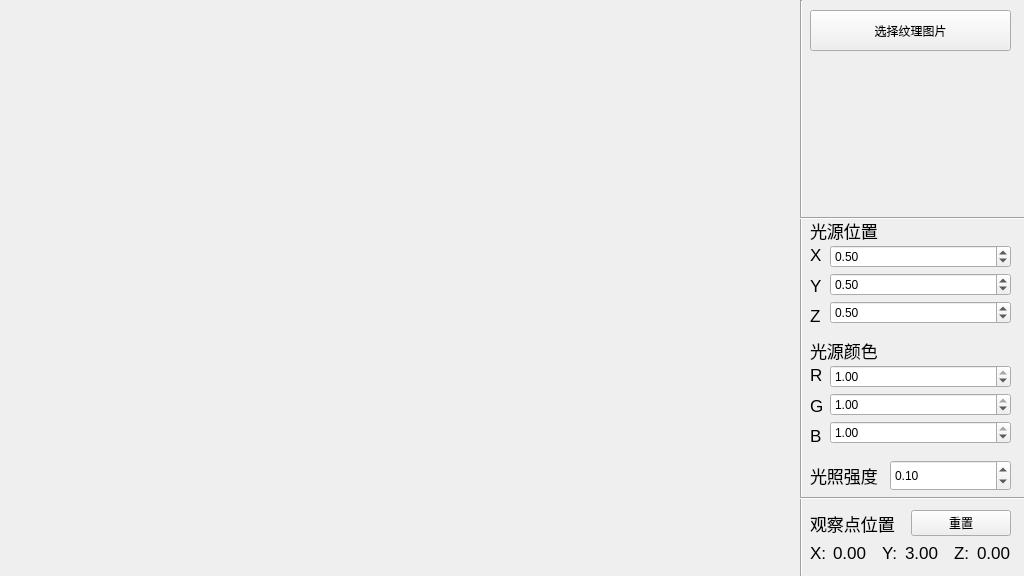
QianHou/Interactive-Rendering-Tool, file src/interactive_rendering_tool.ui: the form before one commit.
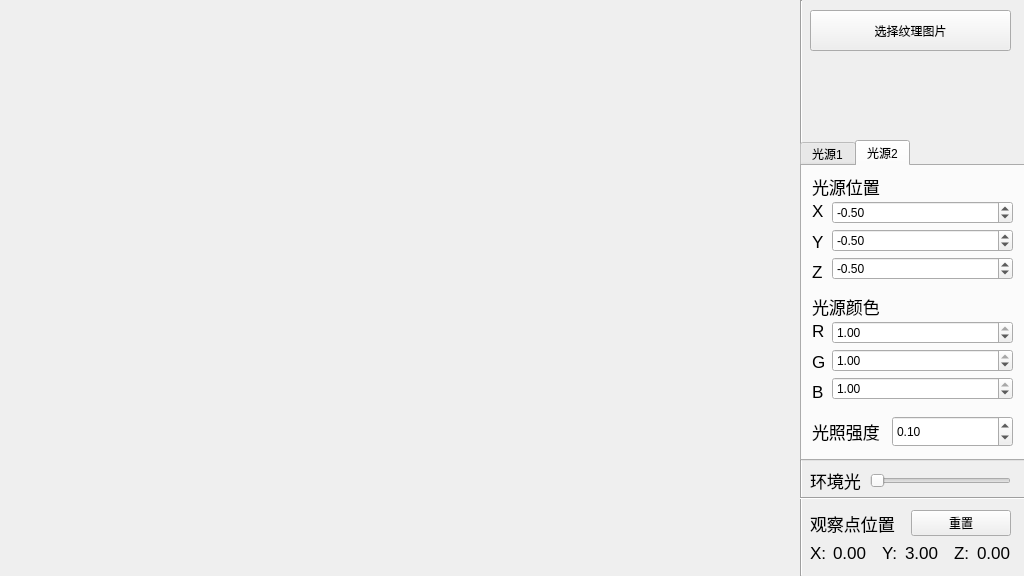
The form after the commit. The open tabs and pages were chosen to show the change.

Diff of the .ui file:
```diff
--- a/src/interactive_rendering_tool.ui
+++ b/src/interactive_rendering_tool.ui
@@ -180,21 +180,77 @@
     </item>
    </layout>
   </widget>
-  <widget class="QWidget" name="widget" native="true">
+  <widget class="Line" name="light_cam_line">
    <property name="geometry">
     <rect>
-     <x>590</x>
-     <y>210</y>
-     <width>212</width>
-     <height>65</height>
+     <x>800</x>
+     <y>490</y>
+     <width>231</width>
+     <height>16</height>
     </rect>
+   </property>
+   <property name="orientation">
+    <enum>Qt::Horizontal</enum>
+   </property>
+  </widget>
+  <widget class="QTabWidget" name="light_table">
+   <property name="geometry">
+    <rect>
+     <x>800</x>
+     <y>140</y>
+     <width>231</width>
+     <height>321</height>
+    </rect>
+   </property>
+   <property name="currentIndex">
+    <number>0</number>
+   </property>
+   <widget class="QWidget" name="light1_table">
+    <attribute name="title">
+     <string>光源1</string>
+    </attribute>
+    <widget class="QDoubleSpinBox" name="light1_itensity_setbox">
+     <property name="geometry">
+      <rect>
+       <x>90</x>
+       <y>250</y>
+       <width>121</width>
+       <height>31</height>
+      </rect>
+     </property>
+     <property name="maximum">
+      <double>1.000000000000000</double>
+     </property>
+     <property name="singleStep">
+      <double>0.100000000000000</double>
+     </property>
+     <property name="value">
+      <double>0.100000000000000</double>
+     </property>
+    </widget>
+    <widget class="QLabel" name="light1_itensity_name">
+     <property name="geometry">
+      <rect>
+       <x>10</x>
+       <y>250</y>
+       <width>71</width>
+       <height>31</height>
+      </rect>
+     </property>
+     <property name="font">
+      <font>
+       <pointsize>13</pointsize>
+      </font>
+     </property>
+     <property name="text">
+      <string>光照强度</string>
    </property>
   </widget>
   <widget class="QWidget" name="verticalLayoutWidget_2">
    <property name="geometry">
     <rect>
-     <x>830</x>
-     <y>360</y>
+       <x>30</x>
+       <y>150</y>
      <width>181</width>
      <height>91</height>
     </rect>
@@ -247,8 +303,8 @@
   <widget class="QWidget" name="verticalLayoutWidget_3">
    <property name="geometry">
     <rect>
-     <x>810</x>
-     <y>360</y>
+       <x>10</x>
+       <y>150</y>
      <width>21</width>
      <height>91</height>
     </rect>
@@ -304,71 +360,29 @@
     </item>
    </layout>
   </widget>
-  <widget class="QWidget" name="verticalLayoutWidget_4">
+    <widget class="QLabel" name="light1_color_title">
    <property name="geometry">
     <rect>
-     <x>810</x>
-     <y>240</y>
-     <width>21</width>
-     <height>91</height>
-    </rect>
-   </property>
-   <layout class="QVBoxLayout" name="lightpos_name_group">
-    <property name="spacing">
-     <number>0</number>
-    </property>
-    <item>
-     <widget class="QLabel" name="light_x_name">
+       <x>10</x>
+       <y>130</y>
+       <width>121</width>
+       <height>21</height>
+      </rect>
+     </property>
       <property name="font">
        <font>
         <pointsize>13</pointsize>
        </font>
       </property>
       <property name="text">
-       <string>X</string>
-      </property>
-      <property name="alignment">
-       <set>Qt::AlignLeading|Qt::AlignLeft|Qt::AlignVCenter</set>
-      </property>
-     </widget>
-    </item>
-    <item>
-     <widget class="QLabel" name="light_y_name">
-      <property name="font">
-       <font>
-        <pointsize>13</pointsize>
-       </font>
-      </property>
-      <property name="text">
-       <string>Y</string>
-      </property>
-      <property name="alignment">
-       <set>Qt::AlignLeading|Qt::AlignLeft|Qt::AlignVCenter</set>
-      </property>
-     </widget>
-    </item>
-    <item>
-     <widget class="QLabel" name="light_z_name">
-      <property name="font">
-       <font>
-        <pointsize>13</pointsize>
-       </font>
-      </property>
-      <property name="text">
-       <string>Z</string>
-      </property>
-      <property name="alignment">
-       <set>Qt::AlignLeading|Qt::AlignLeft|Qt::AlignVCenter</set>
-      </property>
-     </widget>
-    </item>
-   </layout>
+      <string>光源颜色</string>
+     </property>
   </widget>
   <widget class="QWidget" name="verticalLayoutWidget_5">
    <property name="geometry">
     <rect>
-     <x>830</x>
-     <y>240</y>
+       <x>30</x>
+       <y>30</y>
      <width>181</width>
      <height>91</height>
     </rect>
@@ -427,11 +441,167 @@
     </item>
    </layout>
   </widget>
-  <widget class="QLabel" name="light_itensity_name">
+    <widget class="QWidget" name="verticalLayoutWidget_4">
    <property name="geometry">
     <rect>
-     <x>810</x>
-     <y>460</y>
+       <x>10</x>
+       <y>30</y>
+       <width>21</width>
+       <height>91</height>
+      </rect>
+     </property>
+     <layout class="QVBoxLayout" name="light1_posname_group">
+      <property name="spacing">
+       <number>0</number>
+      </property>
+      <item>
+       <widget class="QLabel" name="light1_x_name">
+        <property name="font">
+         <font>
+          <pointsize>13</pointsize>
+         </font>
+        </property>
+        <property name="text">
+         <string>X</string>
+        </property>
+        <property name="alignment">
+         <set>Qt::AlignLeading|Qt::AlignLeft|Qt::AlignVCenter</set>
+        </property>
+       </widget>
+      </item>
+      <item>
+       <widget class="QLabel" name="light1_y_name">
+        <property name="font">
+         <font>
+          <pointsize>13</pointsize>
+         </font>
+        </property>
+        <property name="text">
+         <string>Y</string>
+        </property>
+        <property name="alignment">
+         <set>Qt::AlignLeading|Qt::AlignLeft|Qt::AlignVCenter</set>
+        </property>
+       </widget>
+      </item>
+      <item>
+       <widget class="QLabel" name="light1_z_name">
+        <property name="font">
+         <font>
+          <pointsize>13</pointsize>
+         </font>
+        </property>
+        <property name="text">
+         <string>Z</string>
+        </property>
+        <property name="alignment">
+         <set>Qt::AlignLeading|Qt::AlignLeft|Qt::AlignVCenter</set>
+        </property>
+       </widget>
+      </item>
+     </layout>
+    </widget>
+    <widget class="QLabel" name="light1_position_title">
+     <property name="geometry">
+      <rect>
+       <x>10</x>
+       <y>10</y>
+       <width>121</width>
+       <height>21</height>
+      </rect>
+     </property>
+     <property name="font">
+      <font>
+       <pointsize>13</pointsize>
+      </font>
+     </property>
+     <property name="text">
+      <string>光源位置</string>
+     </property>
+    </widget>
+   </widget>
+   <widget class="QWidget" name="light2_table">
+    <attribute name="title">
+     <string>光源2</string>
+    </attribute>
+    <widget class="QWidget" name="verticalLayoutWidget_6">
+     <property name="geometry">
+      <rect>
+       <x>30</x>
+       <y>150</y>
+       <width>181</width>
+       <height>91</height>
+      </rect>
+     </property>
+     <layout class="QVBoxLayout" name="light2_colorset_group">
+      <property name="spacing">
+       <number>0</number>
+      </property>
+      <item>
+       <widget class="QDoubleSpinBox" name="light2_r_setbox">
+        <property name="maximum">
+         <double>1.000000000000000</double>
+        </property>
+        <property name="singleStep">
+         <double>0.100000000000000</double>
+        </property>
+        <property name="value">
+         <double>1.000000000000000</double>
+        </property>
+       </widget>
+      </item>
+      <item>
+       <widget class="QDoubleSpinBox" name="light2_g_setbox">
+        <property name="maximum">
+         <double>1.000000000000000</double>
+        </property>
+        <property name="singleStep">
+         <double>0.100000000000000</double>
+        </property>
+        <property name="value">
+         <double>1.000000000000000</double>
+        </property>
+       </widget>
+      </item>
+      <item>
+       <widget class="QDoubleSpinBox" name="light2_b_setbox">
+        <property name="maximum">
+         <double>1.000000000000000</double>
+        </property>
+        <property name="singleStep">
+         <double>0.100000000000000</double>
+        </property>
+        <property name="value">
+         <double>1.000000000000000</double>
+        </property>
+       </widget>
+      </item>
+     </layout>
+    </widget>
+    <widget class="QDoubleSpinBox" name="light2_itensity_setbox">
+     <property name="geometry">
+      <rect>
+       <x>90</x>
+       <y>250</y>
+       <width>121</width>
+       <height>31</height>
+      </rect>
+     </property>
+     <property name="maximum">
+      <double>1.000000000000000</double>
+     </property>
+     <property name="singleStep">
+      <double>0.100000000000000</double>
+     </property>
+     <property name="value">
+      <double>0.100000000000000</double>
+     </property>
+    </widget>
+    <widget class="QLabel" name="light2_itensity_name">
+     <property name="geometry">
+      <rect>
+       <x>10</x>
+       <y>250</y>
      <width>71</width>
      <height>31</height>
     </rect>
@@ -445,30 +615,134 @@
     <string>光照强度</string>
    </property>
   </widget>
-  <widget class="QDoubleSpinBox" name="light_itensity_setbox">
+    <widget class="QWidget" name="verticalLayoutWidget_9">
    <property name="geometry">
     <rect>
-     <x>890</x>
-     <y>460</y>
-     <width>121</width>
-     <height>31</height>
-    </rect>
-   </property>
+       <x>10</x>
+       <y>150</y>
+       <width>21</width>
+       <height>91</height>
+      </rect>
+     </property>
+     <layout class="QVBoxLayout" name="light2_colorname_group">
+      <property name="spacing">
+       <number>0</number>
+      </property>
+      <item>
+       <widget class="QLabel" name="light2_r_name">
+        <property name="font">
+         <font>
+          <pointsize>13</pointsize>
+         </font>
+        </property>
+        <property name="text">
+         <string>R</string>
+        </property>
+        <property name="alignment">
+         <set>Qt::AlignLeading|Qt::AlignLeft|Qt::AlignVCenter</set>
+        </property>
+       </widget>
+      </item>
+      <item>
+       <widget class="QLabel" name="light2_g_name">
+        <property name="font">
+         <font>
+          <pointsize>13</pointsize>
+         </font>
+        </property>
+        <property name="text">
+         <string>G</string>
+        </property>
+        <property name="alignment">
+         <set>Qt::AlignLeading|Qt::AlignLeft|Qt::AlignVCenter</set>
+        </property>
+       </widget>
+      </item>
+      <item>
+       <widget class="QLabel" name="light2_b_name">
+        <property name="font">
+         <font>
+          <pointsize>13</pointsize>
+         </font>
+        </property>
+        <property name="text">
+         <string>B</string>
+        </property>
+        <property name="alignment">
+         <set>Qt::AlignLeading|Qt::AlignLeft|Qt::AlignVCenter</set>
+        </property>
+       </widget>
+      </item>
+     </layout>
+    </widget>
+    <widget class="QWidget" name="verticalLayoutWidget_7">
+     <property name="geometry">
+      <rect>
+       <x>30</x>
+       <y>30</y>
+       <width>181</width>
+       <height>91</height>
+      </rect>
+     </property>
+     <layout class="QVBoxLayout" name="light2_posset_group">
+      <property name="spacing">
+       <number>0</number>
+      </property>
+      <item>
+       <widget class="QDoubleSpinBox" name="light2_x_setbox">
+        <property name="minimum">
+         <double>-100.000000000000000</double>
+        </property>
    <property name="maximum">
-    <double>1.000000000000000</double>
+         <double>100.000000000000000</double>
    </property>
    <property name="singleStep">
     <double>0.100000000000000</double>
    </property>
    <property name="value">
+         <double>-0.500000000000000</double>
+        </property>
+       </widget>
+      </item>
+      <item>
+       <widget class="QDoubleSpinBox" name="light2_y_setbox">
+        <property name="minimum">
+         <double>-100.000000000000000</double>
+        </property>
+        <property name="maximum">
+         <double>100.000000000000000</double>
+        </property>
+        <property name="singleStep">
     <double>0.100000000000000</double>
    </property>
-  </widget>
-  <widget class="QLabel" name="light_color_title">
+        <property name="value">
+         <double>-0.500000000000000</double>
+        </property>
+       </widget>
+      </item>
+      <item>
+       <widget class="QDoubleSpinBox" name="light2_z_setbox">
+        <property name="minimum">
+         <double>-100.000000000000000</double>
+        </property>
+        <property name="maximum">
+         <double>100.000000000000000</double>
+        </property>
+        <property name="singleStep">
+         <double>0.100000000000000</double>
+        </property>
+        <property name="value">
+         <double>-0.500000000000000</double>
+        </property>
+       </widget>
+      </item>
+     </layout>
+    </widget>
+    <widget class="QLabel" name="light2_color_title">
    <property name="geometry">
     <rect>
-     <x>810</x>
-     <y>340</y>
+       <x>10</x>
+       <y>130</y>
      <width>121</width>
      <height>21</height>
     </rect>
@@ -482,11 +756,71 @@
     <string>光源颜色</string>
    </property>
   </widget>
-  <widget class="QLabel" name="light_position_title">
+    <widget class="QWidget" name="verticalLayoutWidget_8">
    <property name="geometry">
     <rect>
-     <x>810</x>
-     <y>220</y>
+       <x>10</x>
+       <y>30</y>
+       <width>21</width>
+       <height>91</height>
+      </rect>
+     </property>
+     <layout class="QVBoxLayout" name="light2_posname_group">
+      <property name="spacing">
+       <number>0</number>
+      </property>
+      <item>
+       <widget class="QLabel" name="light2_x_name">
+        <property name="font">
+         <font>
+          <pointsize>13</pointsize>
+         </font>
+        </property>
+        <property name="text">
+         <string>X</string>
+        </property>
+        <property name="alignment">
+         <set>Qt::AlignLeading|Qt::AlignLeft|Qt::AlignVCenter</set>
+        </property>
+       </widget>
+      </item>
+      <item>
+       <widget class="QLabel" name="light2_y_name">
+        <property name="font">
+         <font>
+          <pointsize>13</pointsize>
+         </font>
+        </property>
+        <property name="text">
+         <string>Y</string>
+        </property>
+        <property name="alignment">
+         <set>Qt::AlignLeading|Qt::AlignLeft|Qt::AlignVCenter</set>
+        </property>
+       </widget>
+      </item>
+      <item>
+       <widget class="QLabel" name="light2_z_name">
+        <property name="font">
+         <font>
+          <pointsize>13</pointsize>
+         </font>
+        </property>
+        <property name="text">
+         <string>Z</string>
+        </property>
+        <property name="alignment">
+         <set>Qt::AlignLeading|Qt::AlignLeft|Qt::AlignVCenter</set>
+        </property>
+       </widget>
+      </item>
+     </layout>
+    </widget>
+    <widget class="QLabel" name="light2_position_title">
+     <property name="geometry">
+      <rect>
+       <x>10</x>
+       <y>10</y>
      <width>121</width>
      <height>21</height>
     </rect>
@@ -500,30 +834,40 @@
     <string>光源位置</string>
    </property>
   </widget>
-  <widget class="Line" name="light_cam_line">
+   </widget>
+  </widget>
+  <widget class="QSlider" name="light_ambient_slider">
    <property name="geometry">
     <rect>
-     <x>800</x>
-     <y>490</y>
-     <width>231</width>
-     <height>16</height>
+     <x>870</x>
+     <y>470</y>
+     <width>141</width>
+     <height>21</height>
     </rect>
    </property>
+   <property name="maximum">
+    <number>100</number>
+   </property>
    <property name="orientation">
     <enum>Qt::Horizontal</enum>
    </property>
   </widget>
-  <widget class="Line" name="object_cam_line">
+  <widget class="QLabel" name="light_ambient_name">
    <property name="geometry">
     <rect>
-     <x>800</x>
-     <y>210</y>
-     <width>231</width>
-     <height>16</height>
+     <x>810</x>
+     <y>470</y>
+     <width>61</width>
+     <height>21</height>
     </rect>
    </property>
-   <property name="orientation">
-    <enum>Qt::Horizontal</enum>
+   <property name="font">
+    <font>
+     <pointsize>13</pointsize>
+    </font>
+   </property>
+   <property name="text">
+    <string>环境光</string>
    </property>
   </widget>
  </widget>
```
Left out of the diff: 24 changed lines with no effect on the pictures. Lines whose indentation alone changed are shown as unchanged.
